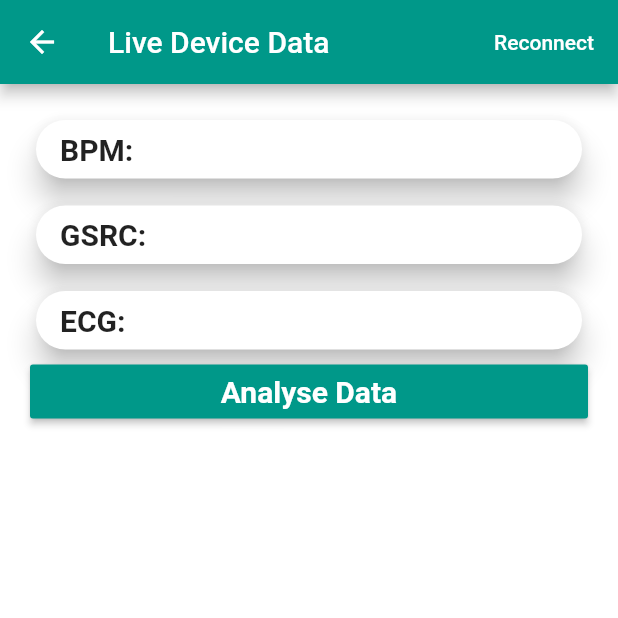
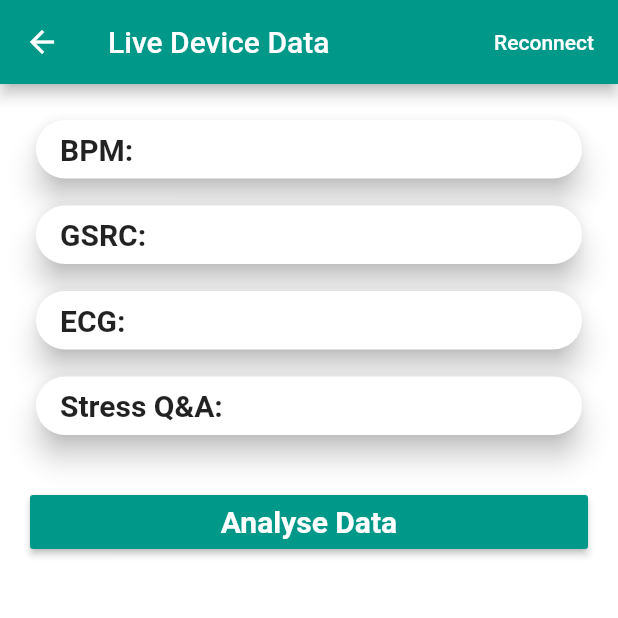
Before and after one commit to gangadharashettypj/ArduinoIOT, a Flutter app: the DataScreen screen opened by its route, after a tap on "Analyse Data", on a phone screen of 412 x 824 dp, the top half of it. Run offline on Flutter 3.47's test engine with Material 2 defaults, Android fonts, the phone set to English and light mode, and no system bars; our stand-ins replace equatable, flutter_rating_bar, fluttertoast, group_radio_button, hive, shared_preferences; missing offline and left inert: get_ip, udp; accounts and stored records are empty.

Commit message:
added suggestion

```diff
--- a/lib/ui/screen/data/data.dart
+++ b/lib/ui/screen/data/data.dart
@@ -46,6 +46,9 @@ class _DataScreenState extends State<DataScreen> {
       //
       // dnnResult = dnnResult * 100;
       // linearResult = linearResult * 100;
+      //
+      // dnnResult = dnnResult * 0.6 + calculateStress() * 0.4;
+      // linearResult = linearResult * 0.6 + calculateStress() * 0.4;
       // setState(() {});
       // return;
 
@@ -63,6 +66,8 @@ class _DataScreenState extends State<DataScreen> {
 
       dnnResult = dnnResult * 100;
       linearResult = linearResult * 100;
+      dnnResult = dnnResult * 0.6 + calculateStress() * 0.4;
+      linearResult = linearResult * 0.6 + calculateStress() * 0.4;
       setState(() {});
     } catch (e) {
       print(e);
@@ -220,62 +225,33 @@ class _DataScreenState extends State<DataScreen> {
                 ),
               ),
             ),
-            // if (linearResult != -1)
-            //   SizedBox(
-            //     height: 10,
-            //   ),
-            // if (linearResult != -1)
-            //   Container(
-            //     width: double.infinity,
-            //     child: Card(
-            //       shape: RoundedRectangleBorder(
-            //         borderRadius: BorderRadius.all(
-            //           Radius.circular(20),
-            //         ),
-            //       ),
-            //       elevation: 8,
-            //       child: Container(
-            //         margin: EdgeInsets.symmetric(vertical: 8, horizontal: 16),
-            //         child: Text(
-            //           'Linear Analysis: ${linearResult.toStringAsFixed(1)}',
-            //           style: TextStyle(
-            //             fontWeight: FontWeight.bold,
-            //             fontSize: 20,
-            //           ),
-            //         ),
-            //       ),
-            //     ),
-            //   ),
-            // if (dnnResult != -1)
-            //   SizedBox(
-            //     height: 10,
-            //   ),
-            // if (dnnResult != -1)
-            //   Container(
-            //     width: double.infinity,
-            //     child: Card(
-            //       shape: RoundedRectangleBorder(
-            //         borderRadius: BorderRadius.all(
-            //           Radius.circular(20),
-            //         ),
-            //       ),
-            //       elevation: 8,
-            //       child: Container(
-            //         margin: EdgeInsets.symmetric(vertical: 8, horizontal: 16),
-            //         child: Text(
-            //           'Dnn Analysis: ${dnnResult.toStringAsFixed(1)}',
-            //           style: TextStyle(
-            //             fontWeight: FontWeight.bold,
-            //             fontSize: 20,
-            //           ),
-            //         ),
-            //       ),
-            //     ),
-            //   ),
-            if (linearResult != -1)
-              SizedBox(
-                height: 30,
+            SizedBox(
+              height: 10,
+            ),
+            Container(
+              width: double.infinity,
+              child: Card(
+                shape: RoundedRectangleBorder(
+                  borderRadius: BorderRadius.all(
+                    Radius.circular(20),
+                  ),
+                ),
+                elevation: 8,
+                child: Container(
+                  margin: EdgeInsets.symmetric(vertical: 8, horizontal: 16),
+                  child: Text(
+                    'Stress Q&A: ${calculateStress() == -1 ? '' : calculateStress()}',
+                    style: TextStyle(
+                      fontWeight: FontWeight.bold,
+                      fontSize: 20,
+                    ),
+                  ),
+                ),
               ),
+            ),
+            SizedBox(
+              height: 30,
+            ),
             if (linearResult != -1)
               Container(
                 margin: EdgeInsets.symmetric(horizontal: 16),
--- a/lib/ui/screen/splash.dart
+++ b/lib/ui/screen/splash.dart
@@ -20,6 +20,8 @@ class SplashScreen extends StatelessWidget {
     Future.delayed(
       Duration(seconds: 2),
       () {
+        // Navigator.pushReplacementNamed(context, R.routes.data);
+        // return;
         Navigator.pushReplacementNamed(
           context,
           R.routes.about,
```
